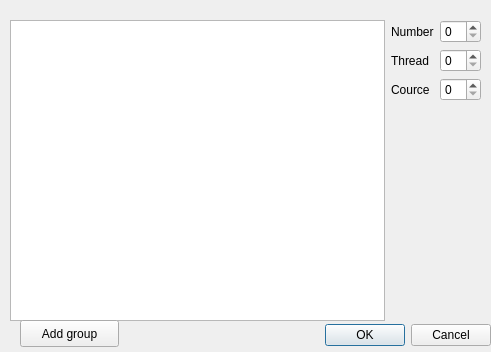
First picture: the form in group_dialog.ui, repository blumix/scheduler, before the edit.
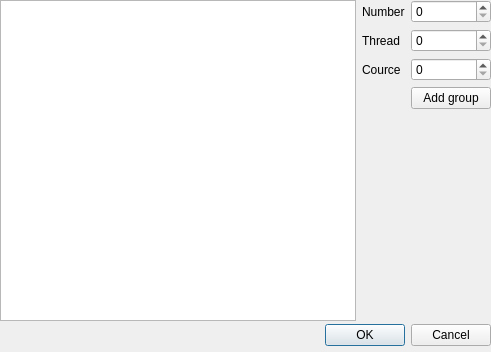
Second picture: the form after the edit.

```diff
--- a/group_dialog.ui
+++ b/group_dialog.ui
@@ -32,10 +32,10 @@
   <widget class="QWidget" name="horizontalLayoutWidget">
    <property name="geometry">
     <rect>
-     <x>10</x>
-     <y>20</y>
-     <width>471</width>
-     <height>301</height>
+     <x>0</x>
+     <y>0</y>
+     <width>491</width>
+     <height>321</height>
     </rect>
    </property>
    <layout class="QHBoxLayout" name="horizontalLayout">
@@ -81,27 +81,24 @@
       <item row="0" column="1">
        <widget class="QSpinBox" name="number"/>
       </item>
+      <item row="3" column="1">
+       <widget class="QPushButton" name="add_group_button">
+        <property name="text">
+         <string>Add group</string>
+        </property>
+       </widget>
+      </item>
+      <item row="3" column="0">
+       <widget class="QLabel" name="label_4">
+        <property name="text">
+         <string/>
+        </property>
+       </widget>
+      </item>
      </layout>
     </item>
    </layout>
   </widget>
-  <widget class="QPushButton" name="add_group_button">
-   <property name="geometry">
-    <rect>
-     <x>20</x>
-     <y>320</y>
-     <width>99</width>
-     <height>27</height>
-    </rect>
-   </property>
-   <property name="text">
-    <string>Add group</string>
-   </property>
-  </widget>
-  <zorder>buttonBox</zorder>
-  <zorder>horizontalLayoutWidget</zorder>
-  <zorder>add_group_button</zorder>
-  <zorder>formLayoutWidget</zorder>
  </widget>
  <resources/>
  <connections>
```
